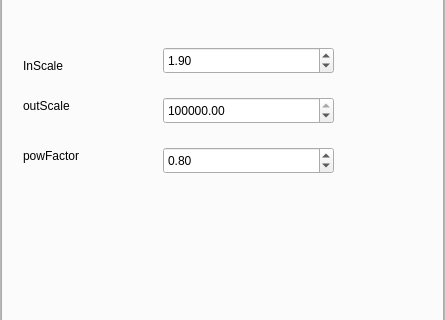
This is src/gui/configurationDialog.ui in 519984307/stellarium_src as Qt 5 draws it before an edit; both pictures show x 0 to 445 and y 85 to 405 of the 445 by 528 pixel window. The edited form follows.
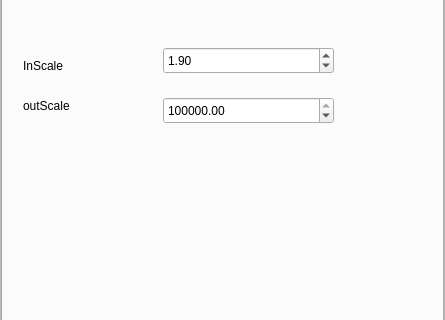
This is the edited form. The open tabs and pages were chosen to show the change. Custom widgets are drawn as their Qt base class.

Commit message: Removed debug stuff.

What changed in the file:
```diff
--- a/src/gui/configurationDialog.ui
+++ b/src/gui/configurationDialog.ui
@@ -133,7 +133,19 @@
       <property name="margin" >
        <number>0</number>
       </property>
-      <property name="spacing" >
+      <property name="topMargin" >
+       <number>0</number>
+      </property>
+      <property name="rightMargin" >
+       <number>0</number>
+      </property>
+      <property name="bottomMargin" >
+       <number>0</number>
+      </property>
+      <property name="horizontalSpacing" >
+       <number>0</number>
+      </property>
+      <property name="verticalSpacing" >
        <number>0</number>
       </property>
       <item row="0" column="0" >
@@ -849,14 +861,6 @@
          </attribute>
         </widget>
         <widget class="QWidget" name="tab" >
-         <property name="geometry" >
-          <rect>
-           <x>0</x>
-           <y>0</y>
-           <width>437</width>
-           <height>470</height>
-          </rect>
-         </property>
          <attribute name="title" >
           <string>DEBUG</string>
          </attribute>
@@ -898,25 +902,6 @@
            <double>112500.000000000000000</double>
           </property>
          </widget>
-         <widget class="QDoubleSpinBox" name="doubleSpinBox_3" >
-          <property name="geometry" >
-           <rect>
-            <x>160</x>
-            <y>180</y>
-            <width>171</width>
-            <height>27</height>
-           </rect>
-          </property>
-          <property name="maximum" >
-           <double>100000000.000000000000000</double>
-          </property>
-          <property name="singleStep" >
-           <double>0.100000000000000</double>
-          </property>
-          <property name="value" >
-           <double>0.800000000000000</double>
-          </property>
-         </widget>
          <widget class="QLabel" name="label_10" >
           <property name="geometry" >
            <rect>
@@ -943,19 +928,6 @@
            <string>outScale</string>
           </property>
          </widget>
-         <widget class="QLabel" name="label_12" >
-          <property name="geometry" >
-           <rect>
-            <x>20</x>
-            <y>180</y>
-            <width>131</width>
-            <height>18</height>
-           </rect>
-          </property>
-          <property name="text" >
-           <string>powFactor</string>
-          </property>
-         </widget>
         </widget>
        </widget>
       </item>
```
Left out of the diff: 104 changed lines with no effect on the pictures. The commit also changes 1 other file.
